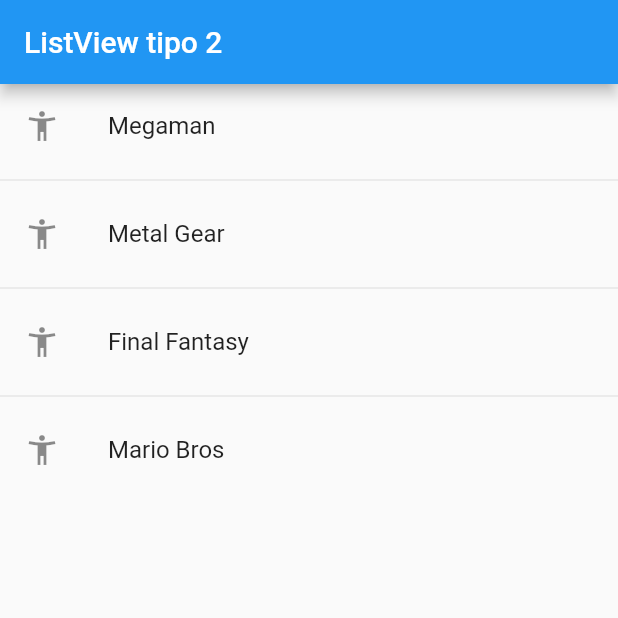
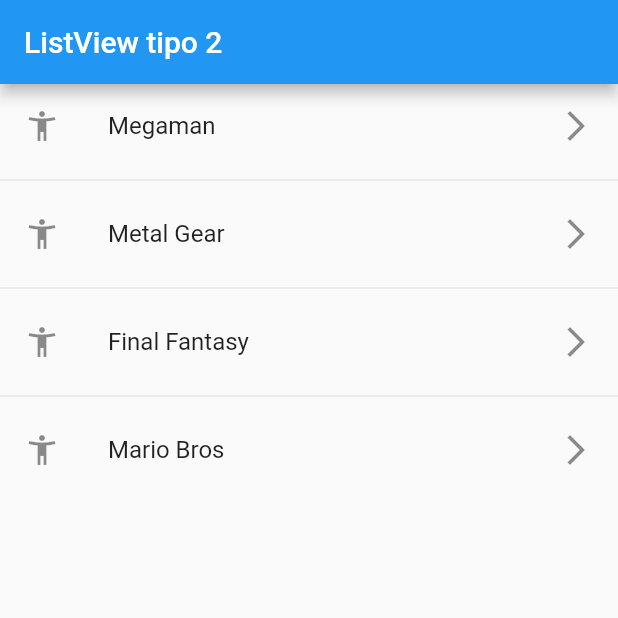
Before and after one commit to teorcl/fl_components, a Flutter app: the screen it shows after launch, on a phone screen of 412 x 824 dp, the top half of it. Run offline on Flutter 3.47's test engine with Material 2 defaults, Android fonts, the phone set to English and light mode, and no system bars.

Commit message:
lisView.separated version 2 con dos iconos en los items de la lista

```diff
--- a/lib/screens/listview2_screen.dart
+++ b/lib/screens/listview2_screen.dart
@@ -17,8 +17,11 @@ class ListView2Screen extends StatelessWidget {
           title: const Text("ListView tipo 2"),
         ),
         body: ListView.separated(
-            itemBuilder: (context, index) =>  ListTile(leading: const Icon(Icons.accessibility_new_outlined),
-            title: Text(options[index])),
+            itemBuilder: (context, index) =>
+              ListTile(
+                leading: const Icon(Icons.accessibility_new_outlined),
+                title: Text(options[index]),
+                trailing: const Icon(Icons.arrow_forward_ios_outlined)),
             separatorBuilder: (_, __) => const  Divider(),
             itemCount: options.length));
   }
```
